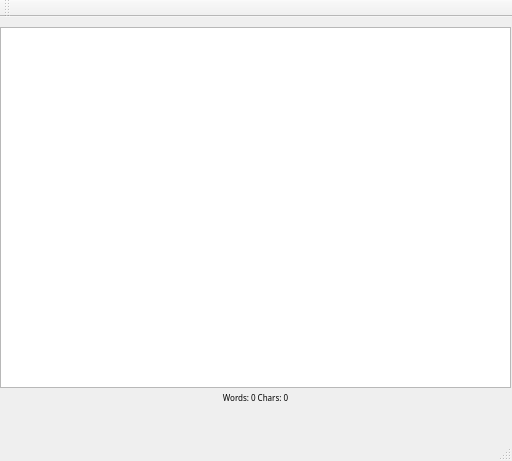
This is Notepad/notepad.ui in samael205/Programming-Challenges as Qt 5 draws it before an edit. The edited form follows.
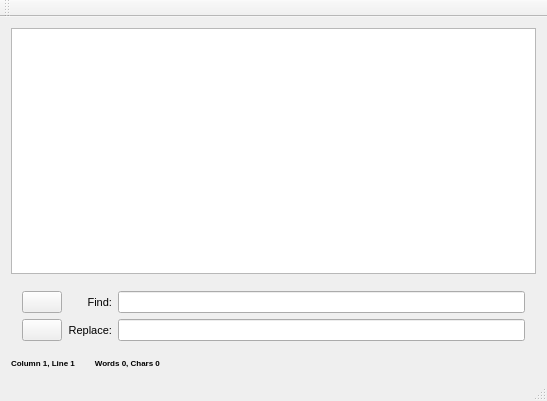
This is the edited form.

What changed in the file:
```diff
--- a/Notepad/notepad.ui
+++ b/Notepad/notepad.ui
@@ -6,52 +6,123 @@
    <rect>
     <x>0</x>
     <y>0</y>
-    <width>512</width>
-    <height>461</height>
+    <width>547</width>
+    <height>401</height>
    </rect>
   </property>
+  <property name="minimumSize">
+   <size>
+    <width>547</width>
+    <height>401</height>
+   </size>
+  </property>
   <property name="windowTitle">
    <string>Notepad</string>
   </property>
+  <property name="layoutDirection">
+   <enum>Qt::LeftToRight</enum>
+  </property>
+  <property name="autoFillBackground">
+   <bool>true</bool>
+  </property>
+  <property name="counter" stdset="0">
+   <string/>
+  </property>
   <widget class="QWidget" name="centralWidget">
-   <widget class="QTextEdit" name="textEdit">
-    <property name="geometry">
-     <rect>
-      <x>0</x>
-      <y>10</y>
-      <width>511</width>
-      <height>361</height>
-     </rect>
-    </property>
-   </widget>
-   <widget class="QLabel" name="label">
-    <property name="geometry">
-     <rect>
-      <x>0</x>
-      <y>370</y>
-      <width>511</width>
-      <height>21</height>
-     </rect>
-    </property>
-    <property name="font">
-     <font>
-      <family>Noto Sans CJK SC Black</family>
-      <pointsize>6</pointsize>
-      <weight>50</weight>
-      <italic>false</italic>
-      <bold>false</bold>
-      <underline>false</underline>
-      <strikeout>false</strikeout>
-      <kerning>true</kerning>
-     </font>
-    </property>
-    <property name="text">
-     <string>Words: 0 Chars: 0</string>
-    </property>
-    <property name="alignment">
-     <set>Qt::AlignCenter</set>
-    </property>
-   </widget>
+   <layout class="QVBoxLayout" name="verticalLayout">
+    <item>
+     <widget class="QTextEdit" name="textEdit">
+      <property name="enabled">
+       <bool>true</bool>
+      </property>
+      <property name="layoutDirection">
+       <enum>Qt::LeftToRight</enum>
+      </property>
+      <property name="autoFillBackground">
+       <bool>true</bool>
+      </property>
+     </widget>
+    </item>
+    <item>
+     <widget class="QWidget" name="searcher" native="true">
+      <layout class="QGridLayout" name="gridLayout">
+       <item row="1" column="2">
+        <widget class="QLineEdit" name="lineEdit_2"/>
+       </item>
+       <item row="1" column="0">
+        <widget class="QPushButton" name="pushButton_2">
+         <property name="text">
+          <string/>
+         </property>
+        </widget>
+       </item>
+       <item row="0" column="0">
+        <widget class="QPushButton" name="pushButton">
+         <property name="text">
+          <string/>
+         </property>
+        </widget>
+       </item>
+       <item row="0" column="2">
+        <widget class="QLineEdit" name="lineEdit"/>
+       </item>
+       <item row="0" column="1">
+        <widget class="QLabel" name="label">
+         <property name="font">
+          <font>
+           <pointsize>8</pointsize>
+          </font>
+         </property>
+         <property name="text">
+          <string>Find:</string>
+         </property>
+         <property name="alignment">
+          <set>Qt::AlignRight|Qt::AlignTrailing|Qt::AlignVCenter</set>
+         </property>
+        </widget>
+       </item>
+       <item row="1" column="1">
+        <widget class="QLabel" name="label_2">
+         <property name="font">
+          <font>
+           <pointsize>8</pointsize>
+          </font>
+         </property>
+         <property name="text">
+          <string>Replace:</string>
+         </property>
+         <property name="alignment">
+          <set>Qt::AlignRight|Qt::AlignTrailing|Qt::AlignVCenter</set>
+         </property>
+        </widget>
+       </item>
+      </layout>
+     </widget>
+    </item>
+    <item>
+     <widget class="QLabel" name="counter">
+      <property name="enabled">
+       <bool>true</bool>
+      </property>
+      <property name="sizePolicy">
+       <sizepolicy hsizetype="Minimum" vsizetype="Minimum">
+        <horstretch>0</horstretch>
+        <verstretch>0</verstretch>
+       </sizepolicy>
+      </property>
+      <property name="font">
+       <font>
+        <pointsize>6</pointsize>
+        <weight>75</weight>
+        <bold>true</bold>
+       </font>
+      </property>
+      <property name="text">
+       <string>Column 1, Line 1         Words 0, Chars 0</string>
+      </property>
+     </widget>
+    </item>
+   </layout>
   </widget>
   <widget class="QMenuBar" name="menuBar">
    <property name="geometry">
@@ -63,7 +134,6 @@
     </rect>
    </property>
   </widget>
-  <widget class="QStatusBar" name="statusBar"/>
   <widget class="QToolBar" name="mainToolBar">
    <attribute name="toolBarArea">
     <enum>TopToolBarArea</enum>
@@ -72,6 +142,7 @@
     <bool>false</bool>
    </attribute>
   </widget>
+  <widget class="QStatusBar" name="statusBar"/>
  </widget>
  <layoutdefault spacing="6" margin="11"/>
  <resources/>
```
Left out of the diff: 2 changed lines with no effect on the pictures.
